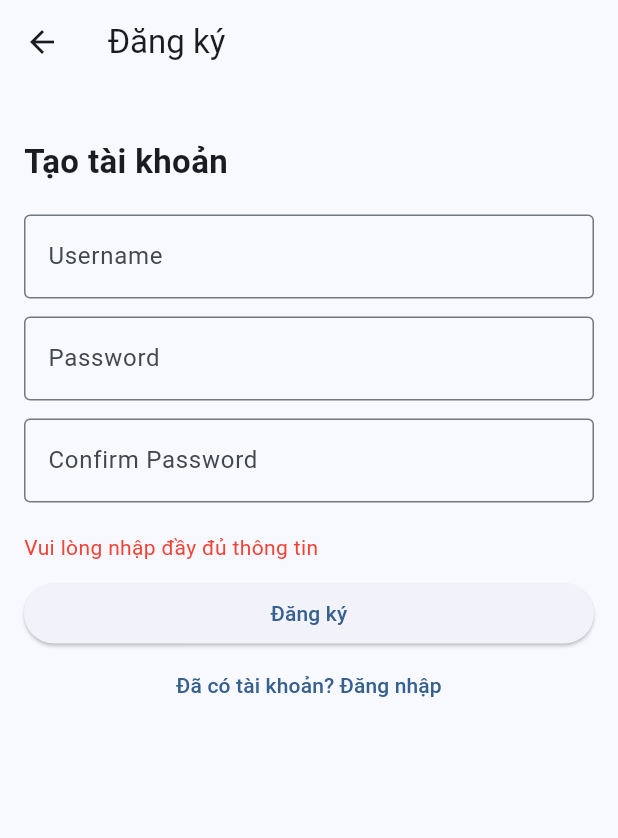
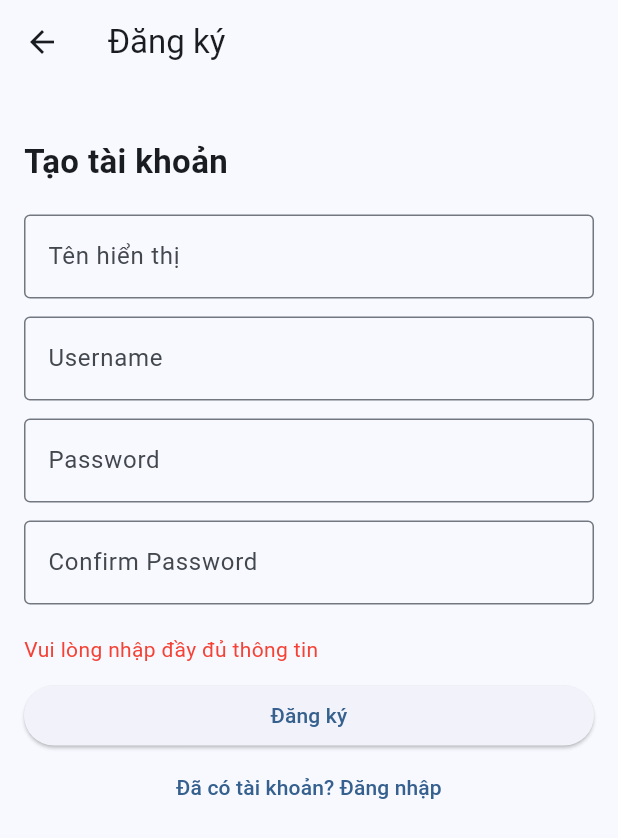
Before and after one commit to trungto1528/ttcs-flutter, a Flutter app: the RegisterScreen screen opened directly, after a tap on "Đăng ký", on a phone screen of 412 x 824 dp. Shown: the top 838 px of the screen. Run offline on Flutter 3.47's test engine with Material 3 defaults, Android fonts, the phone set to English and light mode, and no system bars; our stand-ins replace cached_network_image, image_picker, shared_preferences; missing offline and left inert: crop_your_image; accounts and stored records are empty; network calls fail.

Commit message:
add displayName for user, add api to create, delete, fetch story, chapter, add publisher to screen detail

```diff
--- a/lib/models/Story.dart
+++ b/lib/models/Story.dart
@@ -2,14 +2,16 @@ class Story {
   final int id;
   final String title;
   final String? coverUrl;
+  final String createdByName;
 
-  Story({required this.id, required this.title, this.coverUrl});
+  Story({required this.id, required this.title, this.coverUrl,required this.createdByName});
 
   factory Story.fromJson(Map<String, dynamic> json) {
     return Story(
       id: json['id'],
       title: json['title'],
       coverUrl: json['coverUrl'],
+      createdByName: json['createdByName']
     );
   }
 }
--- a/lib/models/User.dart
+++ b/lib/models/User.dart
@@ -2,6 +2,7 @@ class User {
   final int id;
   final String username;
   String avatarUrl;
+  String displayName;
   final int lastReadStoryId;
   final int lastReadChapterId;
 
@@ -9,6 +10,7 @@ class User {
     required this.id,
     required this.username,
     required this.avatarUrl,
+    required this.displayName,
     required this.lastReadStoryId,
     required this.lastReadChapterId
   });
@@ -18,6 +20,7 @@ class User {
       id: json["id"],
       username: json["username"],
       avatarUrl: json["avatarUrl"],
+      displayName: json['displayName'],
       lastReadStoryId: json['lastReadStoryId'],
       lastReadChapterId: json['lastReadChapterId']
     );
--- a/lib/screens/register_screen.dart
+++ b/lib/screens/register_screen.dart
@@ -1,6 +1,4 @@
-import 'dart:convert';
 import 'package:flutter/material.dart';
-import 'package:http/http.dart' as http;
 
 import '../services/auth.dart';
 
@@ -15,7 +13,7 @@ class _RegisterScreenState extends State<RegisterScreen> {
   final usernameController = TextEditingController();
   final passwordController = TextEditingController();
   final confirmController = TextEditingController();
-
+  final displayNameController = TextEditingController();
   String? error;
   bool isLoading = false;
 
@@ -24,8 +22,8 @@ class _RegisterScreenState extends State<RegisterScreen> {
       error = null;
     });
 
-    // ✅ validate cơ bản
-    if (usernameController.text.isEmpty ||
+    if (displayNameController.text.isEmpty ||
+        usernameController.text.isEmpty ||
         passwordController.text.isEmpty) {
       setState(() {
         error = "Vui lòng nhập đầy đủ thông tin";
@@ -45,7 +43,11 @@ class _RegisterScreenState extends State<RegisterScreen> {
     });
 
     try {
-      final res = await Auth().register(usernameController.text, passwordController.text);
+      final res = await Auth().register(
+        usernameController.text,
+        passwordController.text,
+        displayNameController.text,
+      );
 
       if (res == "OK") {
         if (!mounted) return;
@@ -82,7 +84,14 @@ class _RegisterScreenState extends State<RegisterScreen> {
             ),
 
             const SizedBox(height: 20),
-
+            TextField(
+              controller: displayNameController,
+              decoration: const InputDecoration(
+                labelText: "Tên hiển thị",
+                border: OutlineInputBorder(),
+              ),
+            ),
+            const SizedBox(height: 12),
             TextField(
               controller: usernameController,
               decoration: const InputDecoration(
@@ -116,10 +125,7 @@ class _RegisterScreenState extends State<RegisterScreen> {
             const SizedBox(height: 20),
 
             if (error != null)
-              Text(
-                error!,
-                style: const TextStyle(color: Colors.red),
-              ),
+              Text(error!, style: const TextStyle(color: Colors.red)),
 
             const SizedBox(height: 10),
 
```
Also changed, not shown: lib/screens/profile_screen.dart (+83 -8 lines), lib/screens/story_detail_screen.dart (+12 -3 lines), lib/services/auth.dart (+31 -2 lines).
